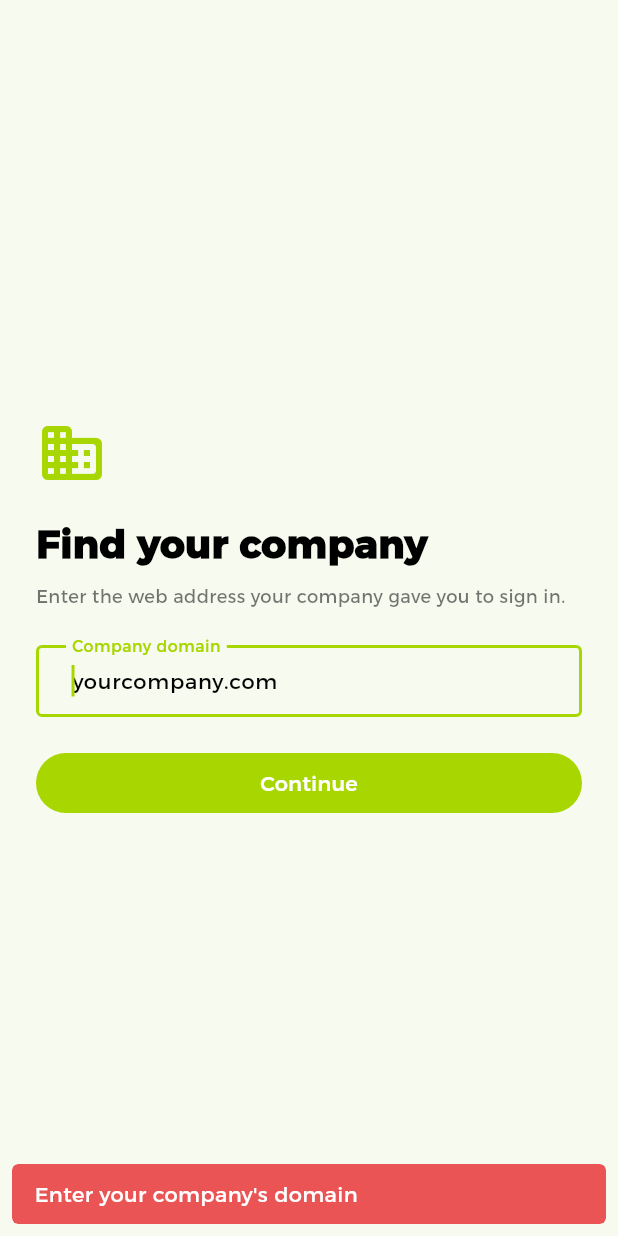
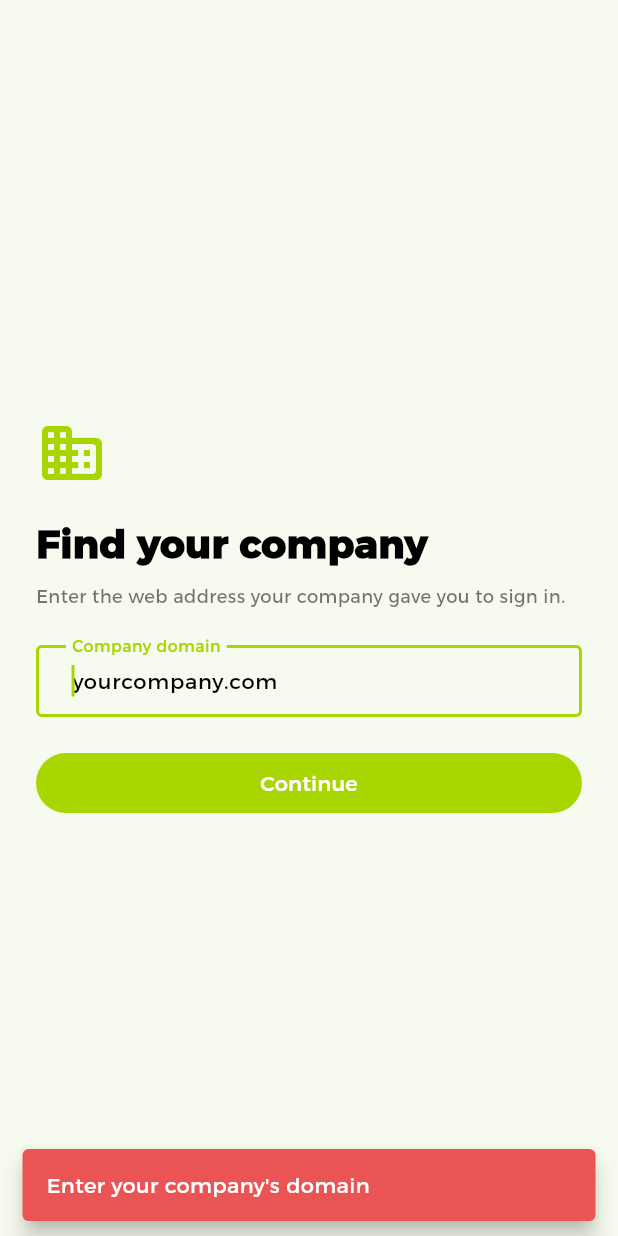
Before and after one commit to Innovatyou/Portal.trinitysecuritiesltd.com, a Flutter app: the CompanyDomainScreen screen opened by its route, after a tap on "Continue", on a phone screen of 412 x 824 dp. Run offline on Flutter 3.47's test engine with Material 3 defaults, Android fonts, the phone set to English and light mode, and no system bars; our stand-ins replace cached_network_image, contained_tab_bar_view, file_picker, flutter_html, flutter_spinkit, flutter_svg and 8 more; missing offline and left inert: pdfx; accounts and stored records are empty.

Commit message:
Replace GetX snackbars with Flutter's own ScaffoldMessenger app-wide
Confirmed live on a real emulator with a real account: Get.rawSnackbar()
throws deterministically in this app ("No Overlay widget found" / a
null-check crash inside GetX's own Overlay resolution), not as a rare race -
a 300ms defer (previous commit) did not fix it. Worse, a snackbar job that
fails to initialize this way leaves GetX's SnackbarController
half-initialized, so any LATER Get.back() call - which internally calls
closeCurrentSnackbar() unconditionally - throws too and never completes.

That silently blocked navigation after every single success/error toast
app-wide: e.g. submitting a new request would actually succeed server-side,
but the success snackbar never appeared AND Get.back() never returned to
the previous screen, so the user was left staring at the same unchanged
form looking like nothing happened - exactly the "no feedback" pattern
reported repeatedly this session, including for the live login flow
earlier.

CustomSnackBar now shows through a GlobalKey<ScaffoldMessengerState> wired
into GetMaterialApp, which is Flutter's own mechanism and never touches
GetX's Overlay code at all. Verified live: the same "domain unreachable"
error case that previously showed nothing now displays the message
correctly.

```diff
--- a/realise_customer/lib/main.dart
+++ b/realise_customer/lib/main.dart
@@ -11,6 +11,18 @@ import 'package:realise/core/route/route.dart';
 import 'package:realise/core/utils/url_container.dart';
 import 'package:shared_preferences/shared_preferences.dart';
 import 'core/di_service/di_services.dart' as services;
+
+/// Used by CustomSnackBar instead of Get.rawSnackbar(), which depends on
+/// GetX's own Overlay resolution - confirmed broken in this app: it throws
+/// "No Overlay widget found" / a null-check crash on Overlay.of every time,
+/// not just as a rare race. Worse, a snackbar job that fails to initialize
+/// this way leaves GetX's SnackbarController in a half-initialized state,
+/// so a LATER Get.back() call - which internally calls
+/// closeCurrentSnackbar() unconditionally - throws too and never completes,
+/// silently blocking navigation after every success/error toast. Flutter's
+/// own ScaffoldMessenger doesn't go anywhere near that code path.
+final GlobalKey<ScaffoldMessengerState> rootScaffoldMessengerKey =
+    GlobalKey<ScaffoldMessengerState>();
 
 Future<void> main() async {
   WidgetsFlutterBinding.ensureInitialized();
@@ -47,6 +59,7 @@ class MyApp extends StatelessWidget {
           transitionDuration: const Duration(milliseconds: 200),
           initialRoute: RouteHelper.splashScreen,
           navigatorKey: Get.key,
+          scaffoldMessengerKey: rootScaffoldMessengerKey,
           theme: theme.darkTheme ? dark : light,
           getPages: RouteHelper().routes,
           locale: localizeController.locale,
--- a/realise_customer/lib/view/components/snack_bar/show_custom_snackbar.dart
+++ b/realise_customer/lib/view/components/snack_bar/show_custom_snackbar.dart
@@ -2,96 +2,50 @@ import 'package:realise/core/utils/local_strings.dart';
 import 'package:flutter/material.dart';
 import 'package:get/get.dart';
 import 'package:realise/core/helper/string_format_helper.dart';
-import 'package:realise/core/utils/dimensions.dart';
 import 'package:realise/core/utils/color_resources.dart';
 import 'package:realise/core/utils/style.dart';
+import 'package:realise/main.dart';
 
+/// Was Get.rawSnackbar() - confirmed live (via emulator + real account) to
+/// throw deterministically ("No Overlay widget found" / a null-check crash
+/// inside GetX's own Overlay resolution), not just as a rare race, and
+/// worse: a snackbar job that fails to initialize this way leaves GetX's
+/// SnackbarController half-initialized, so a LATER Get.back() call - which
+/// internally calls closeCurrentSnackbar() unconditionally - throws too and
+/// never completes. That silently blocked navigation after every
+/// success/error toast app-wide (e.g. "Submit request" appearing to do
+/// nothing). ScaffoldMessenger is Flutter's own mechanism and doesn't go
+/// anywhere near GetX's Overlay code.
 class CustomSnackBar {
-  static error({required List<String> errorList, int duration = 5}) {
-    String message = '';
-    if (errorList.isEmpty) {
-      message = LocalStrings.somethingWentWrong.tr;
-    } else {
-      for (var element in errorList) {
-        String tempMessage = element;
-        message = message.isEmpty ? tempMessage : "$message\n$tempMessage";
-      }
-    }
-    message = Converter.removeQuotationAndSpecialCharacterFromString(message);
-    _showSafely(() => Get.rawSnackbar(
-      progressIndicatorBackgroundColor: ColorResources.transparentColor,
-      progressIndicatorValueColor:
-          const AlwaysStoppedAnimation<Color>(Colors.transparent),
-      messageText: Text(message,
-          style: regularLarge.copyWith(color: ColorResources.colorWhite)),
-      dismissDirection: DismissDirection.horizontal,
-      snackPosition: SnackPosition.BOTTOM,
-      backgroundColor: ColorResources.colorRed,
-      borderRadius: 4,
-      margin: const EdgeInsets.all(Dimensions.space8),
-      padding: const EdgeInsets.all(Dimensions.space8),
-      duration: Duration(seconds: duration),
-      isDismissible: true,
-      forwardAnimationCurve: Curves.easeIn,
-      showProgressIndicator: true,
-      leftBarIndicatorColor: ColorResources.transparentColor,
-      animationDuration: const Duration(seconds: 1),
-      borderColor: ColorResources.transparentColor,
-      reverseAnimationCurve: Curves.easeOut,
-      borderWidth: 2,
-    ));
+  static void error({required List<String> errorList, int duration = 5}) {
+    _show(_joinMessages(errorList), ColorResources.colorRed, duration);
   }
 
-  /// Get.rawSnackbar() only enqueues a job - GetX processes it later via its
-  /// own internal queue, and that later step is where it looks up the
-  /// current route's Overlay. If that runs while the navigator is
-  /// mid-transition (e.g. right after Get.offAllNamed() replaces the whole
-  /// stack post-login), the lookup throws "No Overlay widget found" inside
-  /// GetX's own zone - invisible to any try/catch here, since the throw
-  /// happens well after this function has already returned. Confirmed live:
-  /// this is exactly why error/success messages have been silently not
-  /// appearing with no crash and no visible error. A short defer lets the
-  /// new route's Overlay finish attaching before the job is even queued.
-  static void _showSafely(VoidCallback show) {
-    Future.delayed(const Duration(milliseconds: 300), () {
-      try {
-        show();
-      } catch (_) {}
-    });
+  static void success({required List<String> successList, int duration = 5}) {
+    _show(_joinMessages(successList), ColorResources.colorGreen, duration);
   }
 
-  static success({required List<String> successList, int duration = 5}) {
+  static String _joinMessages(List<String> list) {
+    if (list.isEmpty) return LocalStrings.somethingWentWrong.tr;
     String message = '';
-    if (successList.isEmpty) {
-      message = LocalStrings.somethingWentWrong.tr;
-    } else {
-      for (var element in successList) {
-        String tempMessage = element;
-        message = message.isEmpty ? tempMessage : "$message\n$tempMessage";
-      }
+    for (var element in list) {
+      message = message.isEmpty ? element : "$message\n$element";
     }
-    message = Converter.removeQuotationAndSpecialCharacterFromString(message);
-    _showSafely(() => Get.rawSnackbar(
-      progressIndicatorBackgroundColor: ColorResources.colorGreen,
-      progressIndicatorValueColor:
-          const AlwaysStoppedAnimation<Color>(ColorResources.transparentColor),
-      messageText: Text(message,
+    return Converter.removeQuotationAndSpecialCharacterFromString(message);
+  }
+
+  static void _show(String message, Color color, int duration) {
+    final messenger = rootScaffoldMessengerKey.currentState;
+    if (messenger == null) return;
+    messenger.hideCurrentSnackBar();
+    messenger.showSnackBar(SnackBar(
+      content: Text(message,
           style: regularLarge.copyWith(color: ColorResources.colorWhite)),
+      backgroundColor: color,
+      duration: Duration(seconds: duration),
+      behavior: SnackBarBehavior.floating,
       dismissDirection: DismissDirection.horizontal,
-      snackPosition: SnackPosition.BOTTOM,
-      backgroundColor: ColorResources.colorGreen,
-      borderRadius: 4,
-      margin: const EdgeInsets.all(Dimensions.space8),
-      padding: const EdgeInsets.all(Dimensions.space8),
-      duration: Duration(seconds: duration),
-      isDismissible: true,
-      forwardAnimationCurve: Curves.easeInOutCubicEmphasized,
-      showProgressIndicator: true,
-      leftBarIndicatorColor: ColorResources.transparentColor,
-      animationDuration: const Duration(seconds: 2),
-      borderColor: ColorResources.transparentColor,
-      reverseAnimationCurve: Curves.easeOut,
-      borderWidth: 2,
+      shape: RoundedRectangleBorder(borderRadius: BorderRadius.circular(4)),
     ));
   }
 }
```
